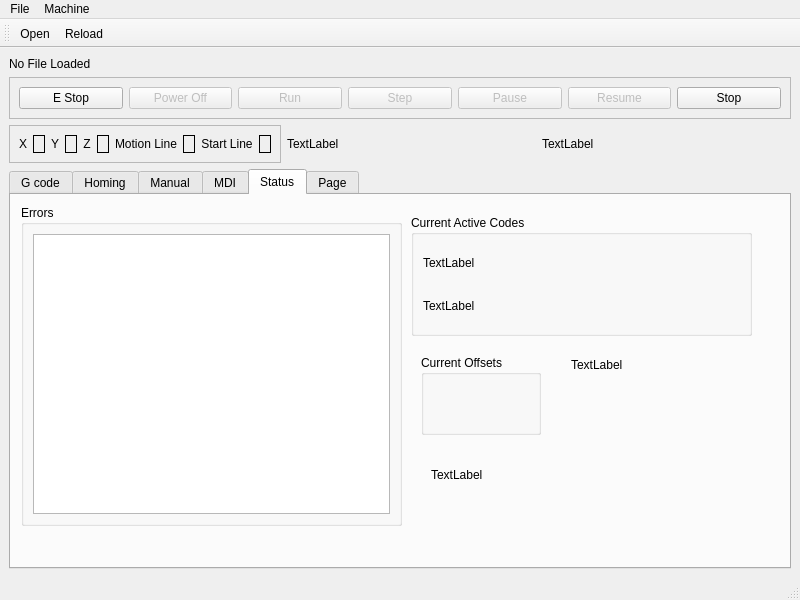
Before: the Qt Designer form jet/src/jet.ui in tlight9/jet, drawn with Qt 5.
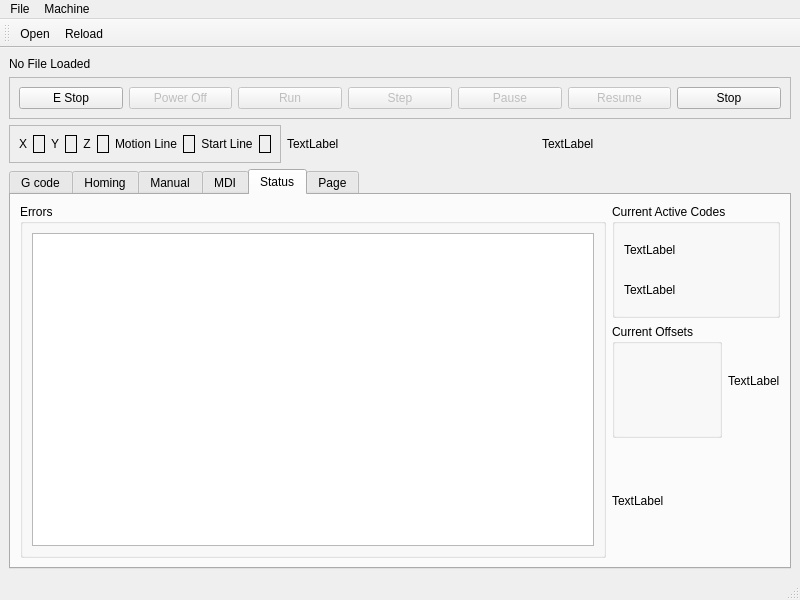
After: the same form once the commit is applied. The open tabs and pages were chosen to show the change.

```diff
--- a/jet/src/jet.ui
+++ b/jet/src/jet.ui
@@ -593,15 +593,9 @@
        <attribute name="title">
         <string>Status</string>
        </attribute>
+       <layout class="QGridLayout" name="gridLayout_10">
+        <item row="0" column="0" rowspan="3">
        <widget class="QGroupBox" name="groupBox_2">
-        <property name="geometry">
-         <rect>
-          <x>10</x>
-          <y>10</y>
-          <width>381</width>
-          <height>321</height>
-         </rect>
-        </property>
         <property name="title">
          <string>Errors</string>
         </property>
@@ -611,15 +605,9 @@
          </item>
         </layout>
        </widget>
+        </item>
+        <item row="0" column="1" colspan="2">
        <widget class="QGroupBox" name="groupBox_3">
-        <property name="geometry">
-         <rect>
-          <x>400</x>
-          <y>20</y>
-          <width>341</width>
-          <height>121</height>
-         </rect>
-        </property>
         <property name="title">
          <string>Current Active Codes</string>
         </property>
@@ -643,45 +631,29 @@
          </item>
         </layout>
        </widget>
+        </item>
+        <item row="1" column="1">
        <widget class="QGroupBox" name="groupBox_4">
-        <property name="geometry">
-         <rect>
-          <x>410</x>
-          <y>160</y>
-          <width>120</width>
-          <height>80</height>
-         </rect>
-        </property>
         <property name="title">
          <string>Current Offsets</string>
         </property>
        </widget>
-       <widget class="QLabel" name="interp_state_lb">
-        <property name="geometry">
-         <rect>
-          <x>420</x>
-          <y>270</y>
-          <width>121</width>
-          <height>19</height>
-         </rect>
-        </property>
-        <property name="text">
-         <string>TextLabel</string>
-        </property>
-       </widget>
+        </item>
+        <item row="1" column="2">
        <widget class="QLabel" name="task_state_lb">
-        <property name="geometry">
-         <rect>
-          <x>560</x>
-          <y>160</y>
-          <width>131</width>
-          <height>19</height>
-         </rect>
-        </property>
+          <property name="text">
+           <string>TextLabel</string>
+          </property>
+         </widget>
+        </item>
+        <item row="2" column="1">
+         <widget class="QLabel" name="interp_state_lb">
         <property name="text">
          <string>TextLabel</string>
         </property>
        </widget>
+        </item>
+       </layout>
       </widget>
       <widget class="QWidget" name="tab">
        <attribute name="title">
```
Left out of the diff: 332 changed lines with no effect on the pictures. Lines whose indentation alone changed are shown as unchanged.
